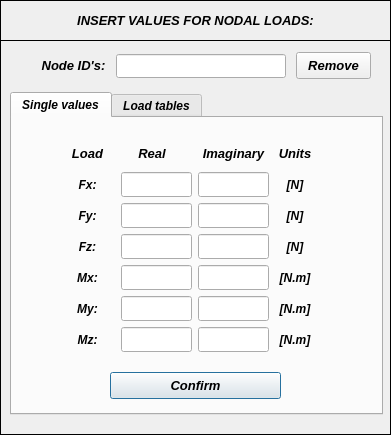
First picture: the form in pulse/uix/user_input/ui/loadsInput.ui, repository open-pulse/OpenPulse, before the edit.
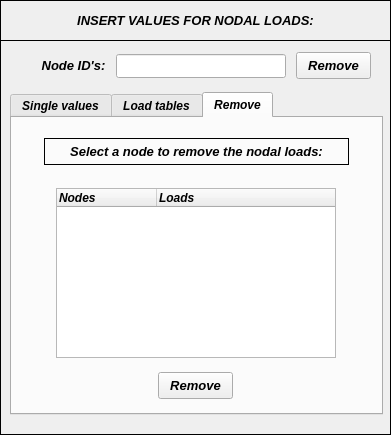
Second picture: the form after the edit. The open tabs and pages were chosen to show the change. Icons and pictures are not drawn.

Patch:
```diff
--- a/pulse/uix/user_input/ui/loadsInput.ui
+++ b/pulse/uix/user_input/ui/loadsInput.ui
@@ -1568,6 +1568,114 @@
        </property>
       </widget>
      </widget>
+     <widget class="QWidget" name="tab">
+      <attribute name="title">
+       <string>Remove</string>
+      </attribute>
+      <widget class="QPushButton" name="pushButton_remove_bc_confirm_2">
+       <property name="geometry">
+        <rect>
+         <x>146</x>
+         <y>254</y>
+         <width>75</width>
+         <height>27</height>
+        </rect>
+       </property>
+       <property name="minimumSize">
+        <size>
+         <width>0</width>
+         <height>27</height>
+        </size>
+       </property>
+       <property name="maximumSize">
+        <size>
+         <width>16777215</width>
+         <height>26</height>
+        </size>
+       </property>
+       <property name="font">
+        <font>
+         <family>Arial</family>
+         <pointsize>10</pointsize>
+         <weight>75</weight>
+         <italic>true</italic>
+         <bold>true</bold>
+        </font>
+       </property>
+       <property name="text">
+        <string>Remove</string>
+       </property>
+      </widget>
+      <widget class="QLabel" name="label_29">
+       <property name="geometry">
+        <rect>
+         <x>32</x>
+         <y>20</y>
+         <width>305</width>
+         <height>27</height>
+        </rect>
+       </property>
+       <property name="font">
+        <font>
+         <family>Arial</family>
+         <pointsize>10</pointsize>
+         <weight>75</weight>
+         <italic>true</italic>
+         <bold>true</bold>
+        </font>
+       </property>
+       <property name="frameShape">
+        <enum>QFrame::Box</enum>
+       </property>
+       <property name="text">
+        <string>Select a node to remove the nodal loads:</string>
+       </property>
+       <property name="textFormat">
+        <enum>Qt::AutoText</enum>
+       </property>
+       <property name="alignment">
+        <set>Qt::AlignCenter</set>
+       </property>
+      </widget>
+      <widget class="QTreeWidget" name="treeWidget_nodal_loads">
+       <property name="geometry">
+        <rect>
+         <x>44</x>
+         <y>70</y>
+         <width>280</width>
+         <height>170</height>
+        </rect>
+       </property>
+       <property name="minimumSize">
+        <size>
+         <width>280</width>
+         <height>170</height>
+        </size>
+       </property>
+       <property name="maximumSize">
+        <size>
+         <width>280</width>
+         <height>170</height>
+        </size>
+       </property>
+       <property name="font">
+        <font>
+         <family>Arial</family>
+         <italic>true</italic>
+        </font>
+       </property>
+       <column>
+        <property name="text">
+         <string>Nodes</string>
+        </property>
+       </column>
+       <column>
+        <property name="text">
+         <string>Loads</string>
+        </property>
+       </column>
+      </widget>
+     </widget>
     </widget>
     <widget class="QPushButton" name="pushButton_remove_bc_confirm">
      <property name="geometry">
```
